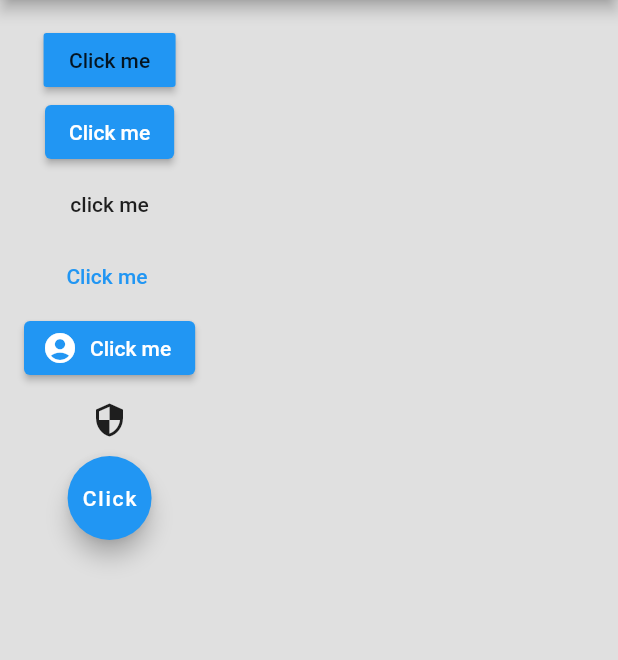
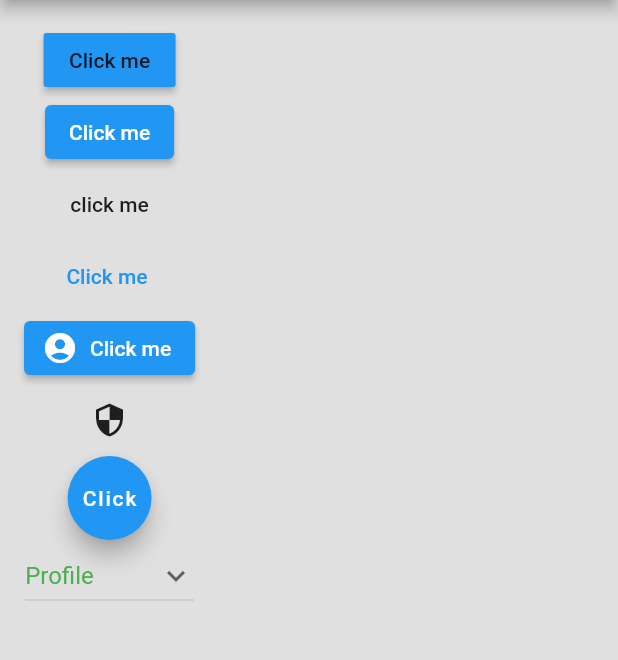
Before and after one commit to MSSohan/flutter_button_widget, a Flutter app: the screen it shows after launch, on a phone screen of 412 x 824 dp, the part 84-744 px from its top. Run offline on Flutter 3.47's test engine with Material 2 defaults, Android fonts, the phone set to English and light mode, and no system bars.

Commit message:
dropdown button added

```diff
--- a/lib/main.dart
+++ b/lib/main.dart
@@ -27,6 +27,17 @@ class _MyAppState extends State<MyApp> {
   void initState() {
     super.initState();
   }
+
+  String dropdownvalue = 'Profile';
+      var items = [
+        'Profile',
+        'Settings',
+        'Account',
+        'Go Premium',
+        'Logout',
+      ];
+
+
   @override
   Widget build(BuildContext context) {
     return SingleChildScrollView(
@@ -35,38 +46,74 @@ class _MyAppState extends State<MyApp> {
         child: Column(
             children: [
 
+
               RaisedButton(
                 onPressed: (){print("onPressed");},
                 child: Text('Click me'),
                 color: Colors.blue,
               ),
+
+
               ElevatedButton(
                   onPressed: (){print("onPressed");},
                   child: Text('Click me')
               ),
+
+
               FlatButton(
                 onPressed: (){print("onPressed");},
                 child: Text('click me'),
               ),
+
+
               TextButton(
                 onPressed: (){print("onPressed");},
                 child: Text('Click me '),
               ),
+
+
               ElevatedButton.icon(
                 icon: Icon(Icons.account_circle),
                 onPressed: (){print("onPressed");},
                 label: Text('Click me'),
               ),
+
+
               IconButton(
                 icon: Icon(Icons.security),
                 onPressed: (){print("onPressed");},
               ),
 
+
               FloatingActionButton(
                 onPressed: (){print("onPressed");},
                 child: Text('Click'),
-              )
-            ]
+              ),
+
+
+              DropdownButton(
+                focusColor: Colors.green,
+                value: dropdownvalue,
+                icon: const Icon(Icons.keyboard_arrow_down),
+                items: items.map((String items) {
+                  return DropdownMenuItem(
+                    value: items,
+                    child: Text(
+                    items,
+                    style: const TextStyle(
+                    color: Colors.green,
+                      ),
+                     ),
+                    );
+                  }).toList(),
+                  onChanged: (String? newValue) {
+                  setState(() {
+                  dropdownvalue = newValue!;
+                  });
+                },
+              ),
+
+    ]
         ),
       ),
     );
```
